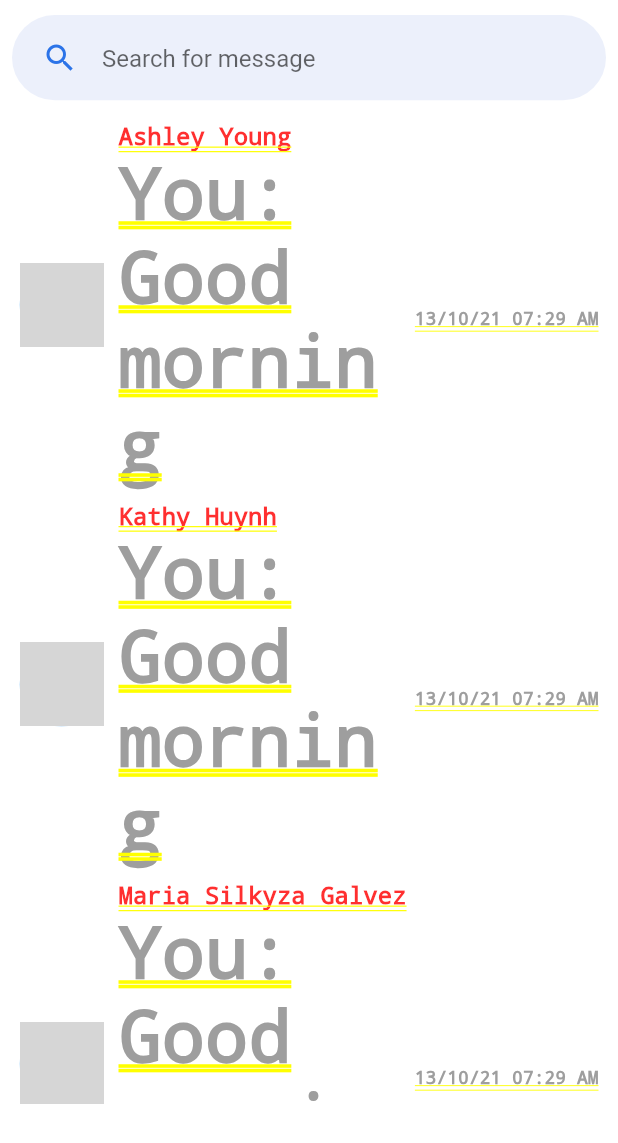
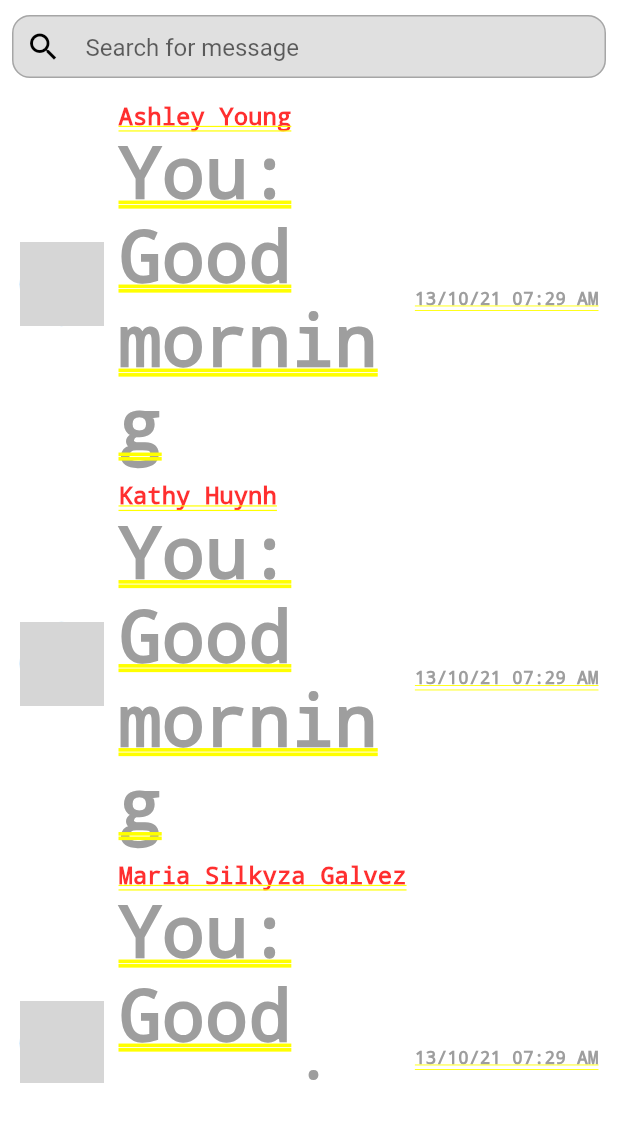
Before and after one commit to hoangpm6814/One-On-One-Learning, a Flutter app: the ChatScreen screen opened by its route, on a phone screen of 412 x 824 dp. Shown: the top 1143 px of the screen. Run offline on Flutter 3.47's test engine with Material 2 defaults, Android fonts, the phone set to English and light mode, and no system bars; our stand-ins replace flutter_svg; generated files the repository leaves out were written again; network calls fail; grey boxes are pictures that could not be loaded.

Commit message:
Add light dark theme search bar

```diff
--- a/lib/customWidgets/search.dart
+++ b/lib/customWidgets/search.dart
@@ -22,9 +22,9 @@ class _SearchWidgetState extends State<SearchWidget> {
 
   @override
   Widget build(BuildContext context) {
-    const styleActive = TextStyle(color: Colors.black);
-    const styleHint = TextStyle(color: Colors.black54);
-    final style = widget.text.isEmpty ? styleHint : styleActive;
+    // const styleActive = TextStyle(color: Colors.black);
+    // const styleHint = TextStyle(color: Colors.black54);
+    // final style = widget.text.isEmpty ? styleHint : styleActive;
 
     return Container(
       height: 42,
@@ -32,7 +32,8 @@ class _SearchWidgetState extends State<SearchWidget> {
       margin: const EdgeInsets.fromLTRB(0, 10, 0, 3),
       decoration: BoxDecoration(
         borderRadius: BorderRadius.circular(12),
-        color: Colors.white,
+        // color: Color(0xFF3d3d3d),
+        color: Colors.black12,
         border: Border.all(color: Colors.black26),
       ),
       padding: const EdgeInsets.symmetric(horizontal: 8),
@@ -40,10 +41,16 @@ class _SearchWidgetState extends State<SearchWidget> {
         controller: controller,
         cursorColor: kPrimaryColor,
         decoration: InputDecoration(
-          icon: Icon(Icons.search, color: style.color),
+          icon: Icon(
+            Icons.search,
+            color: Theme.of(context).disabledColor,
+          ),
           suffixIcon: widget.text.isNotEmpty
               ? GestureDetector(
-                  child: Icon(Icons.close, color: style.color),
+                  child: Icon(
+                    Icons.close,
+                    color: Theme.of(context).primaryColor,
+                  ),
                   onTap: () {
                     controller.clear();
                     widget.onChanged('');
@@ -52,10 +59,10 @@ class _SearchWidgetState extends State<SearchWidget> {
                 )
               : null,
           hintText: widget.hintText,
-          hintStyle: style,
+          // hintStyle: style,
           border: InputBorder.none,
         ),
-        style: style,
+        // style: style,
         onChanged: widget.onChanged,
       ),
     );
--- a/lib/models/theme_provider.dart
+++ b/lib/models/theme_provider.dart
@@ -33,7 +33,7 @@ class MyThemes {
     scaffoldBackgroundColor: Colors.white,
     primaryColor: Colors.white,
     colorScheme: ColorScheme.light(),
-    disabledColor: Colors.white,
+    disabledColor: Colors.black,
     // buttonColor: Colors.white,
     // iconTheme: IconThemeData(color: Colors.red, opacity: 0.8),
   );
--- a/lib/screens/Chat/chat_screen.dart
+++ b/lib/screens/Chat/chat_screen.dart
@@ -1,12 +1,18 @@
 import 'package:flutter/material.dart';
+import 'package:lettutor/customWidgets/search.dart';
 import 'package:lettutor/screens/Chat/local_widgets/chat_cell.dart';
 import 'package:lettutor/customWidgets/rounded_input_field.dart';
 import 'package:lettutor/models/tutor.dart';
 import 'package:flutter_gen/gen_l10n/app_localizations.dart';
 
-class ChatScreen extends StatelessWidget {
+class ChatScreen extends StatefulWidget {
   static const routeName = '/chat';
 
+  @override
+  State<ChatScreen> createState() => _ChatScreenState();
+}
+
+class _ChatScreenState extends State<ChatScreen> {
   final List<Tutor> tutors = [
     Tutor(
       id: "1",
@@ -73,7 +79,13 @@ class ChatScreen extends StatelessWidget {
     ),
   ];
 
-  // ListTutor(this.tutors);
+  String query = '';
+
+  Widget buildSearch() => SearchWidget(
+        text: query,
+        hintText: AppLocalizations.of(context).search_message,
+        onChanged: (value) {},
+      );
 
   @override
   Widget build(BuildContext context) {
@@ -82,22 +94,26 @@ class ChatScreen extends StatelessWidget {
         // mainAxisAlignment: MainAxisAlignment.start,
         crossAxisAlignment: CrossAxisAlignment.stretch,
         children: <Widget>[
+          // Container(
+          //   height: (MediaQuery.of(context).size.height -
+          //           (MediaQuery.of(context).padding.top + kToolbarHeight)) *
+          //       0.1,
+          //   padding: const EdgeInsets.fromLTRB(8, 0, 8, 0),
+          //   // color: k2PrimaryColor,
+          //   child: Scaffold(
+          //     body: Container(
+          //       width: double.infinity,
+          //       child: RoundedInputField(
+          //         icon: Icons.search,
+          //         hintText: AppLocalizations.of(context).search_message,
+          //         onChanged: (value) {},
+          //       ),
+          //     ),
+          //   ),
+          // ),
           Container(
-            height: (MediaQuery.of(context).size.height -
-                    (MediaQuery.of(context).padding.top + kToolbarHeight)) *
-                0.1,
-            padding: const EdgeInsets.fromLTRB(8, 0, 8, 0),
-            // color: k2PrimaryColor,
-            child: Scaffold(
-              body: Container(
-                width: double.infinity,
-                child: RoundedInputField(
-                  icon: Icons.search,
-                  hintText: AppLocalizations.of(context).search_message,
-                  onChanged: (value) {},
-                ),
-              ),
-            ),
+            padding: EdgeInsets.fromLTRB(8, 0, 8, 8),
+            child: buildSearch(),
           ),
           tutors.isEmpty
               ? Container()
```
